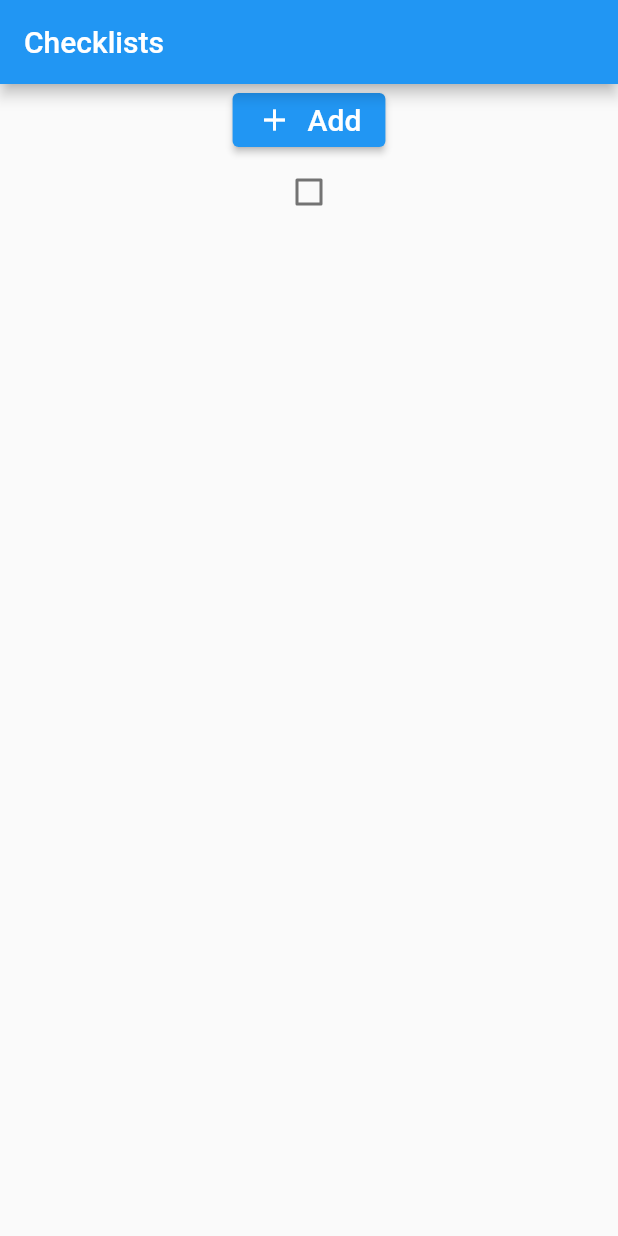
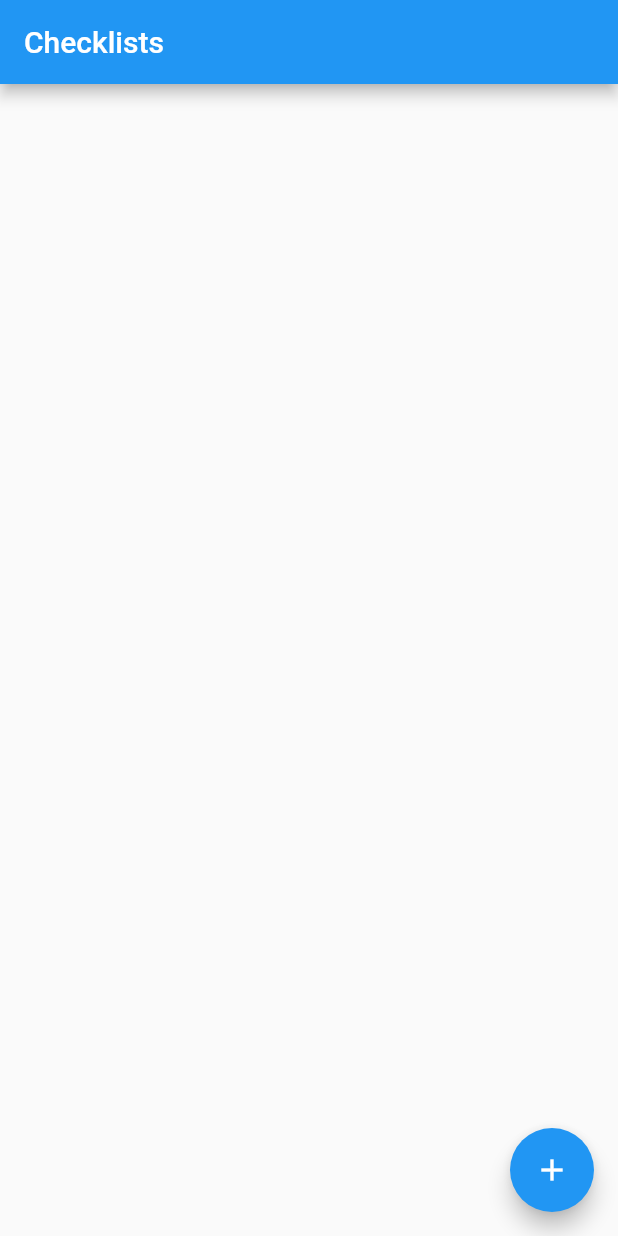
Before and after one commit to Falcon5253/Daily-Universe, a Flutter app: the screen it shows after launch, on a phone screen of 412 x 824 dp. Run offline on Flutter 3.47's test engine with Material 2 defaults, Android fonts, the phone set to English and light mode, and no system bars.

Commit message:
Доделал и еще больше укоротил код

```diff
--- a/Mobile/daily_universe/lib/main.dart
+++ b/Mobile/daily_universe/lib/main.dart
@@ -4,8 +4,13 @@
   runApp(const MyApp());
 }
 
+bool isChecked = false;
+
+
+
 class MyApp extends StatelessWidget {
   const MyApp({Key? key}) : super(key: key);
+
 
   @override
   Widget build(BuildContext context){
@@ -24,56 +29,35 @@
 class Home extends StatefulWidget{
   const Home({Key? key}) : super(key: key);
 
+
+
   @override
   State<Home> createState() => _HomeState();
 }
+
 class _HomeState extends State<Home> {
-  bool isChecked = false;
-  void addCheckbox(){
-
-  }
+  final Map<String, bool> _map = {};
+  int _count = 0;
 
   @override
   Widget build(BuildContext context) {
-    var widgetsList = [
-      ElevatedButton(
-        onPressed: () {
-          addCheckbox();
-        },
-        child: Wrap(
-          children: const <Widget>[
-            Icon(
-              Icons.add,
-              color: Colors.white,
-              size: 24.0,
-            ),
-            SizedBox(
-              width: 10,
-            ),
-            Text("Add", style:TextStyle(fontSize:20)),
-          ],
-        ),
+    return Scaffold(
+      floatingActionButton: FloatingActionButton(
+        child: Icon(Icons.add),
+        onPressed: () => setState(() => _map.addEntries([MapEntry('Checkbox #${++_count}', false)])),
       ),
-      Checkbox(
-        value: isChecked,
-        onChanged: (bool? value){
-          setState(() {
-            isChecked = value!;
-          });
-        }
+      body: ListView(
+        children: _map.keys
+            .map(
+              (key) => CheckboxListTile(
+                value: _map[key],
+                onChanged: (value) => setState(() => _map[key] = value!),
+                subtitle: Text(key),
+              ),
+            )
+            .toList(),
+
       ),
-    ];
-
-
-
-    return Scaffold(
-        body: SizedBox(
-          width: MediaQuery.of(context).size.width,
-          height: MediaQuery.of(context).size.height,
-          child: Column(
-            children: widgetsList,
-          ),
-        )
     );
   }
 }
```
